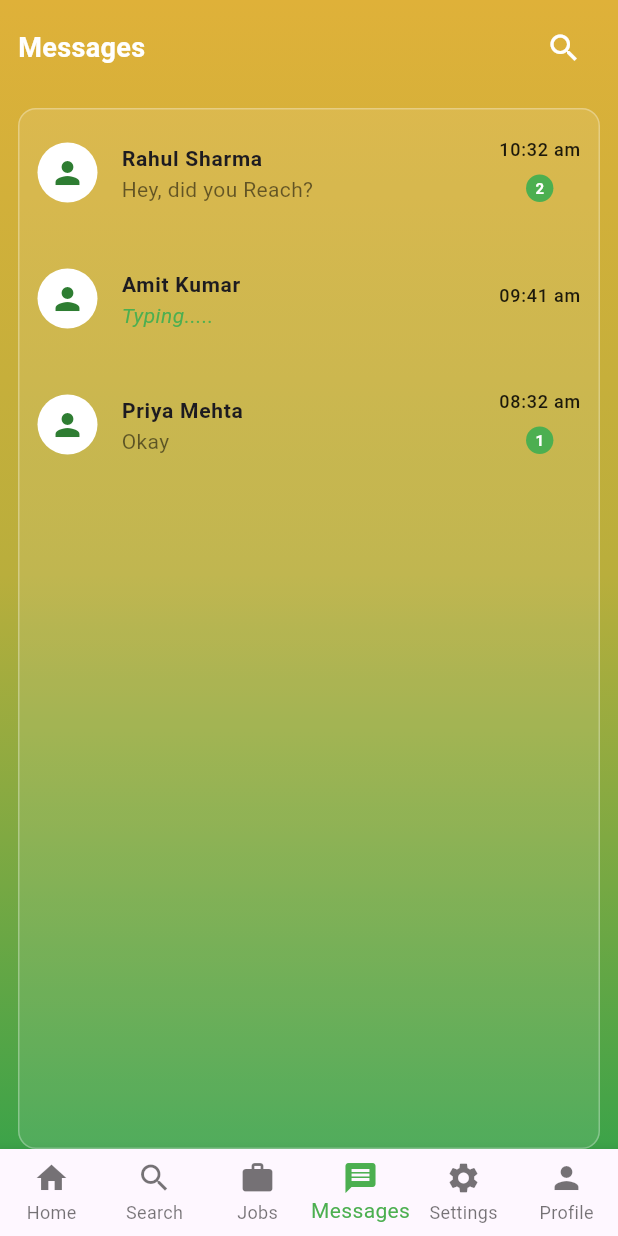
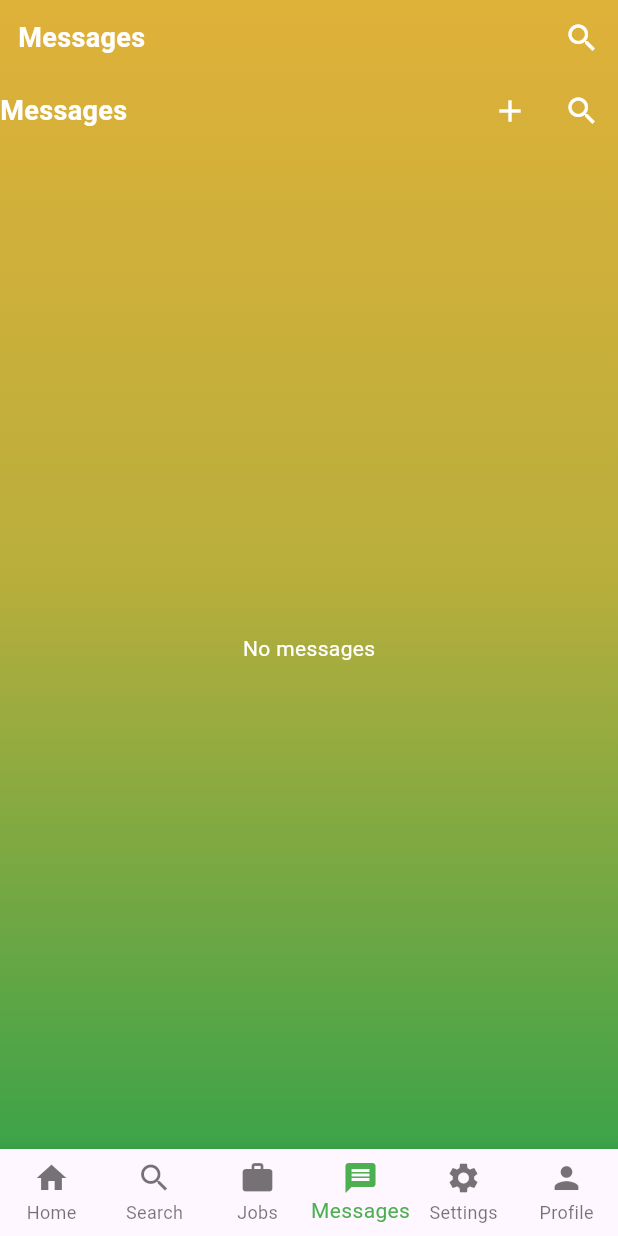
Before and after one commit to LovepreetRehal/legacy-carry, a Flutter app: the DashboardScreen screen opened directly, item 4 of the bottom bar chosen, on a phone screen of 412 x 824 dp. Run offline on Flutter 3.47's test engine with Material 3 defaults, Android fonts, the phone set to English and light mode, and no system bars; our stand-ins replace cloud_firestore, file_picker, firebase_core, firebase_storage, image_picker, pin_code_fields and 1 more; accounts and stored records are empty; network calls fail.

Commit message:
issue fix  chat integaret

```diff
--- /dev/null
+++ b/devtools_options.yaml
@@ -0,0 +1,3 @@
+description: This file stores settings for Dart & Flutter DevTools.
+documentation: https://docs.flutter.dev/tools/devtools/extensions#configure-extension-enablement-states
+extensions:
--- a/lib/app.dart
+++ b/lib/app.dart
@@ -31,7 +31,7 @@ class AppRoutes {
     // Dashboard Screens
     '/home': (context) => const HomeScreen(),
     '/edit_profile': (context) => const EditProfileScreen(),
-    '/messages': (context) => const MessagesScreen(),
+    '/messages': (context) =>  MessagesScreen(),
     '/my_jobs': (context) => const MyJobsScreen(),
     '/search': (context) => const SearchJobsScreen(),
     '/settings': (context) => const SettingsScreen(),
--- a/lib/views/chat_screen.dart
+++ b/lib/views/chat_screen.dart
@@ -46,7 +46,7 @@ class _ChatScreenState extends State<ChatScreen> {
       chatId: widget.chatId,
       text: text,
       senderId: widget.myId,
-      senderName: widget.myName,
+      senderName: widget.myName, receiverId: '2',
     );
     _messageController.clear();
     setState(() => _sending = false);
@@ -67,7 +67,7 @@ class _ChatScreenState extends State<ChatScreen> {
       chatId: widget.chatId,
       file: file,
       senderId: widget.myId,
-      senderName: widget.myName,
+      senderName: widget.myName, receiverId: '2',
     );
     setState(() => _sending = false);
     // _scrollToBottom();
@@ -89,7 +89,7 @@ class _ChatScreenState extends State<ChatScreen> {
       chatId: widget.chatId,
       file: file,
       senderId: widget.myId,
-      senderName: widget.myName,
+      senderName: widget.myName, receiverId: '2',
     );
     setState(() => _sending = false);
     _scrollToBottom();
--- a/lib/views/dashboard/edit_profie.dart
+++ b/lib/views/dashboard/edit_profie.dart
@@ -402,7 +402,7 @@ class _EditProfileContentState extends State<_EditProfileContent> {
                                     final baseUrl =
                                         _authService.baseUrlWithoutApi;
                                     existingAvatarUrl =
-                                        '$baseUrl/$existingAvatarUrl';
+                                        '$baseUrl/storage/$existingAvatarUrl';
                                   }
                                 }
 
--- a/lib/views/dashboard/messages_screen.dart
+++ b/lib/views/dashboard/messages_screen.dart
@@ -1,36 +1,16 @@
+import 'package:cloud_firestore/cloud_firestore.dart';
 import 'package:flutter/material.dart';
-
 import '../chat_screen.dart';
+import '../services/chat_service.dart';
 
 class MessagesScreen extends StatelessWidget {
-  const MessagesScreen({super.key});
+  final String myId = "4"; // your user id
+  final ChatService chatService = ChatService();
+
+  MessagesScreen({super.key});
 
   @override
   Widget build(BuildContext context) {
-    // Static data commented out
-    final List<Map<String, dynamic>> messages = [
-      {
-        'name': 'Rahul Sharma',
-        'message': 'Hey, did you Reach?',
-        'time': '10:32 am',
-        'unread': 2,
-      },
-      {
-        'name': 'Amit Kumar',
-        'message': 'Typing.....',
-        'time': '09:41 am',
-        'unread': 0,
-      },
-      {
-        'name': 'Priya Mehta',
-        'message': 'Okay',
-        'time': '08:32 am',
-        'unread': 1,
-      },
-    ];
-
-    // final List<Map<String, dynamic>> messages = [];
-
     return Scaffold(
       body: Container(
         decoration: const BoxDecoration(
@@ -43,17 +23,23 @@ class MessagesScreen extends StatelessWidget {
         child: SafeArea(
           child: Column(
             children: [
-              // Top Bar
               Padding(
-                padding:
-                    const EdgeInsets.symmetric(horizontal: 12.0, vertical: 8),
+                padding: const EdgeInsets.all(12),
                 child: Row(
                   mainAxisAlignment: MainAxisAlignment.spaceBetween,
+                  children: const [
+                    Text("Messages",
+                        style: TextStyle(
+                            color: Colors.white,
+                            fontSize: 18,
+                            fontWeight: FontWeight.bold)),
+                    Icon(Icons.search, color: Colors.white),
+                  ],
+                ),
+              ),
+              Row(
+                mainAxisAlignment: MainAxisAlignment.spaceBetween,
                 children: [
-                    /*IconButton(
-                      onPressed: () => Navigator.pop(context),
-                      icon: const Icon(Icons.arrow_back, color: Colors.white),
-                    ),*/
                   const Text(
                     "Messages",
                     style: TextStyle(
@@ -62,119 +48,80 @@ class MessagesScreen extends StatelessWidget {
                       fontWeight: FontWeight.bold,
                     ),
                   ),
+
+                  Row(
+                    children: [
+                      IconButton(
+                        onPressed: () => _addTestData(context),
+                        icon: const Icon(Icons.add, color: Colors.white),
+                      ),
                       IconButton(
                         onPressed: () {},
                         icon: const Icon(Icons.search, color: Colors.white),
                       ),
                     ],
                   ),
+                ],
               ),
 
-              const SizedBox(height: 8),
+              Expanded(
+                child: StreamBuilder(
+                  stream: chatService.getUserChatRooms(myId),
+                  builder: (context, snapshot) {
+                    if (!snapshot.hasData) {
+                      return const Center(child: CircularProgressIndicator());
+                    }
 
-              // Messages Card Container
-              Expanded(
-                child: Container(
-                  margin: const EdgeInsets.symmetric(horizontal: 12),
-                  decoration: BoxDecoration(
-                    color: Colors.white.withOpacity(0.1),
-                    borderRadius: BorderRadius.circular(12),
-                    border: Border.all(color: Colors.white.withOpacity(0.3)),
+                    final chats = snapshot.data!;
+
+                    if (chats.isEmpty) {
+                      return const Center(
+                          child: Text("No messages",
+                              style: TextStyle(color: Colors.white)));
+                    }
+
+                    return ListView.builder(
+                      itemCount: chats.length,
+                      itemBuilder: (context, i) {
+                        final chat = chats[i];
+                        final name = chat['name'];
+                        final img = chat['image'];
+                        final lastMsg = chat['lastMessage'];
+                        final time = chat['lastMessageTime'] == null
+                            ? ""
+                            : _formatTime(chat['lastMessageTime'].toDate());
+
+                        return ListTile(
+                          leading: CircleAvatar(
+                            backgroundImage: img.isEmpty
+                                ? null
+                                : NetworkImage(img),
+                            child: img.isEmpty
+                                ? const Icon(Icons.person)
+                                : null,
                           ),
-                  child: messages.isEmpty
-                      ? Center(
-                          child: Column(
-                            mainAxisAlignment: MainAxisAlignment.center,
-                            children: [
-                              Icon(
-                                Icons.message_outlined,
-                                size: 64,
-                                color: Colors.white.withOpacity(0.7),
-                              ),
-                              const SizedBox(height: 16),
-                              Text(
-                                'No messages yet',
-                                style: TextStyle(
-                                  color: Colors.white.withOpacity(0.9),
-                                  fontSize: 18,
-                                  fontWeight: FontWeight.w500,
-                                ),
-                              ),
-                            ],
-                          ),
-                        )
-                      : ListView.builder(
-                          itemCount: messages.length,
-                          itemBuilder: (context, index) {
-                            final msg = messages[index];
-                            return ListTile(
-                              contentPadding: const EdgeInsets.symmetric(
-                                  horizontal: 12, vertical: 6),
-                              leading: CircleAvatar(
-                                backgroundColor: Colors.white,
-                                child: Icon(Icons.person,
-                                    color: Colors.green[800]),
-                              ),
-                              title: Text(
-                                msg['name'],
-                                style: const TextStyle(
-                                  fontWeight: FontWeight.bold,
-                                  fontSize: 14,
-                                ),
-                              ),
-                              subtitle: Text(
-                                msg['message'],
-                                style: TextStyle(
-                                  color: msg['message'].contains('Typing')
-                                      ? Colors.green
-                                      : Colors.black54,
-                                  fontStyle: msg['message'].contains('Typing')
-                                      ? FontStyle.italic
-                                      : FontStyle.normal,
-                                ),
-                              ),
-                              trailing: Column(
-                                mainAxisAlignment: MainAxisAlignment.center,
-                                children: [
-                                  Text(
-                                    msg['time'],
-                                    style: const TextStyle(
-                                        fontSize: 12, color: Colors.black87),
-                                  ),
-                                  const SizedBox(height: 4),
-                                  if (msg['unread'] > 0)
-                                    Container(
-                                      padding: const EdgeInsets.all(6),
-                                      decoration: const BoxDecoration(
-                                        color: Colors.green,
-                                        shape: BoxShape.circle,
-                                      ),
-                                      child: Text(
-                                        msg['unread'].toString(),
-                                        style: const TextStyle(
-                                          color: Colors.white,
-                                          fontSize: 10,
-                                          fontWeight: FontWeight.bold,
-                                        ),
-                                      ),
-                                    ),
-                                ],
-                              ),
+                          title: Text(name,
+                              style:
+                              const TextStyle(fontWeight: FontWeight.bold)),
+                          subtitle: Text(lastMsg),
+                          trailing: Text(time),
                           onTap: () {
-                                // TODO: Navigate to chat screen
-
                             Navigator.push(
                               context,
                               MaterialPageRoute(
-                                    builder: (context) =>
-                                        ChatScreen(chatId: '12', myId: '10', myName: 'Lovepreet', otherName: 'Sukh',),
+                                builder: (_) => ChatScreen(
+                                  chatId: chat['chatId'],
+                                  myId: myId,
+                                  myName: "Lovepreet",
+                                  otherName: name,
+                                ),
                               ),
                             );
-
                           },
                         );
                       },
-                        ),
+                    );
+                  },
                 ),
               ),
             ],
@@ -183,4 +130,98 @@ class MessagesScreen extends StatelessWidget {
       ),
     );
   }
+
+  String _formatTime(DateTime t) {
+    return "${t.hour}:${t.minute.toString().padLeft(2, '0')}";
   }
+
+  void _addTestData(BuildContext context) async {
+    final FirebaseFirestore db = FirebaseFirestore.instance;
+
+    ScaffoldMessenger.of(context).showSnackBar(
+      const SnackBar(content: Text("Adding Test Data...")),
+    );
+
+    try {
+      /// ---------------- USERS ----------------
+      await db.collection("users").doc("2").set({
+        "name": "Rahul Sharma",
+        "image": "",
+      });
+
+      await db.collection("users").doc("5").set({
+        "name": "Amit Kumar",
+        "image": "",
+      });
+
+      await db.collection("users").doc("7").set({
+        "name": "Reet pagl ",
+        "image": "",
+      });
+
+      /// ---------------- CHAT ROOMS ----------------
+      List<Map<String, dynamic>> chatRooms = [
+        {
+          "chatId": "4_2",
+          "otherId": "2",
+          "lastMessage": "Hey Lovepreet, reached?",
+          "lastMessageTime": FieldValue.serverTimestamp(),
+        },
+        {
+          "chatId": "4_5",
+          "otherId": "5",
+          "lastMessage": "Typing...",
+          "lastMessageTime": FieldValue.serverTimestamp(),
+        },
+        {
+          "chatId": "4_7",
+          "otherId": "7",
+          "lastMessage": "Okay 👍",
+          "lastMessageTime": FieldValue.serverTimestamp(),
+        },
+      ];
+
+      for (var room in chatRooms) {
+        await db.collection("chats").doc(room["chatId"]).set({
+          "users": ["4", room["otherId"]],
+          "lastMessage": room["lastMessage"],
+          "lastMessageTime": room["lastMessageTime"],
+        });
+
+        /// Add sample messages inside chat
+        await db
+            .collection("chats")
+            .doc(room["chatId"])
+            .collection("messages")
+            .add({
+          "senderId": "4",
+          "senderName": "Lovepreet",
+          "text": "Hello ${room["otherId"]}",
+          "type": "text",
+          "createdAt": FieldValue.serverTimestamp(),
+        });
+
+        await db
+            .collection("chats")
+            .doc(room["chatId"])
+            .collection("messages")
+            .add({
+          "senderId": room["otherId"],
+          "senderName": "Test User",
+          "text": room["lastMessage"],
+          "type": "text",
+          "createdAt": FieldValue.serverTimestamp(),
+        });
+      }
+
+      ScaffoldMessenger.of(context).showSnackBar(
+        const SnackBar(content: Text("Test Data Added Successfully")),
+      );
+    } catch (e) {
+      ScaffoldMessenger.of(context).showSnackBar(
+        SnackBar(content: Text("Error: $e")),
+      );
+    }
+  }
+
+}
--- a/lib/views/employe/dashboard_screen.dart
+++ b/lib/views/employe/dashboard_screen.dart
@@ -21,7 +21,7 @@ class _DashboardScreenState extends State<DashboardScreen> {
     const EmployeeHomeScreen(),
     const SearchJobsScreen(),
     const FindMyJobsScreen(),
-    const MessagesScreen(),
+    MessagesScreen(),
     const SettingsScreen(),
     const EditProfileScreen(),
     // const Center(child: Text("Profile Page")),
--- a/lib/views/resident/resident_dashboard_screen.dart
+++ b/lib/views/resident/resident_dashboard_screen.dart
@@ -21,7 +21,7 @@ class _ResidentDashboardScreen extends State<ResidentDashboardScreen> {
     const ResidentHomeScreen(), // Show resident's own dashboard
     const SearchJobsScreen(),
     const MyJobsScreen(),
-    const MessagesScreen(),
+     MessagesScreen(),
     const SettingsScreen(),
     const EditProfileScreen(),
     // const Center(child: Text("Profile Page")),
```
Also changed, not shown: lib/views/manage_documents_screen.dart (+12 -5 lines), lib/views/resident/applicants_screen.dart (+10 -13 lines), lib/views/resident/make_payment_screen.dart (+21 -6 lines), lib/views/resident/resident_home_screen.dart (+8 -1 lines), lib/views/resident/view_job_screen.dart (+5 -2 lines), lib/views/services/chat_service.dart (+86 -5 lines), pubspec.lock, pubspec.yaml (line endings or trailing spaces), 3 other files. Lines whose indentation alone changed are shown as unchanged.
